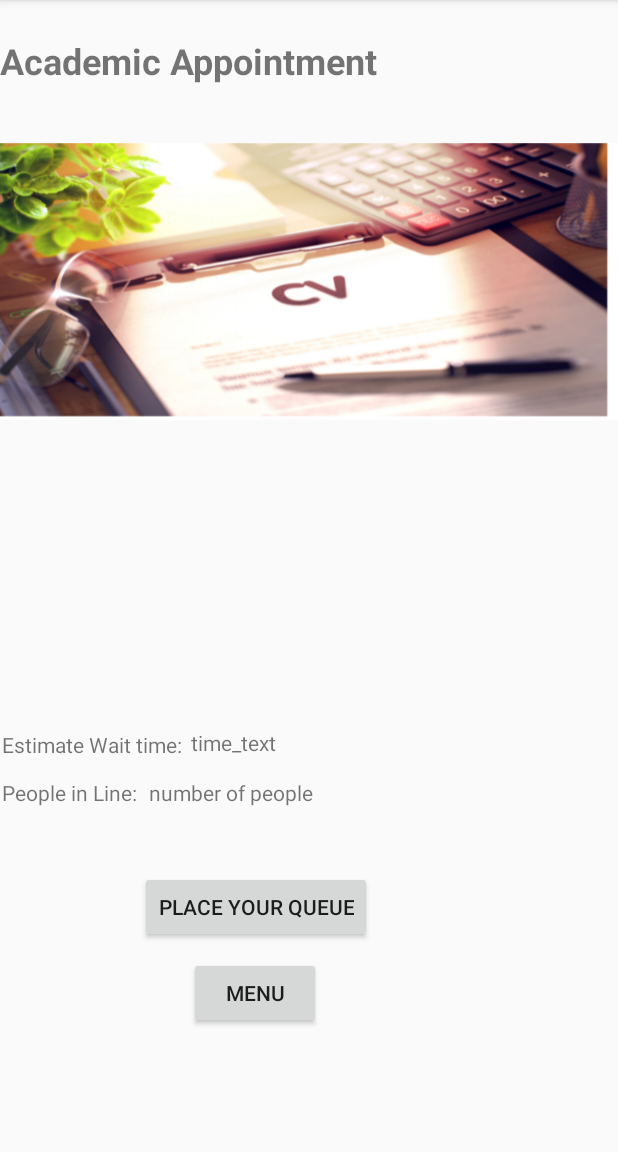
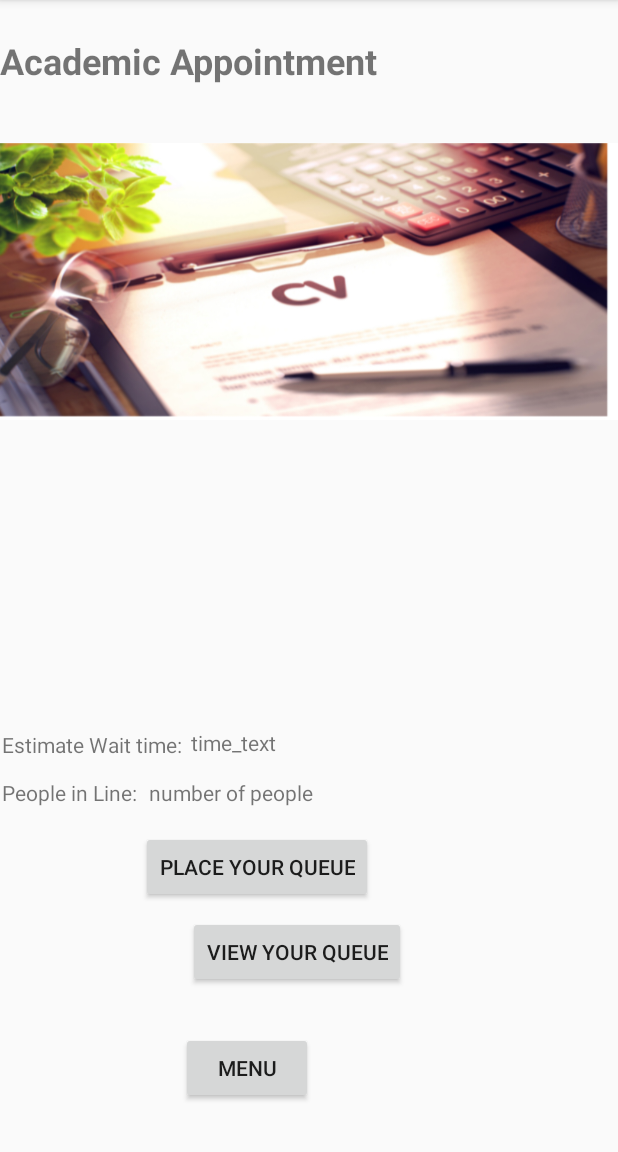
Before and after one commit to Mobile-Commerce-Technologies-2022/UOCampusApp, an Android app: the screen it shows after launch (Appointment before the commit, Q_Appointment after it), after a tap on "APPOINTMENT", on a phone screen of 412 x 824 dp, the part 84-1236 px from its top. Run offline under Robolectric (Android 15) with nearby library versions, the phone set to English and light mode, and no system bars.

```diff
--- a/app/src/main/AndroidManifest.xml
+++ b/app/src/main/AndroidManifest.xml
@@ -10,7 +10,10 @@
         android:supportsRtl="true"
         android:theme="@style/Theme.UOCampus">
         <activity
-            android:name=".activity.Appointment"
+            android:name=".activity.Q_view.Q_Userlist"
+            android:exported="false" />
+        <activity
+            android:name=".activity.Q_view.Q_Appointment"
             android:exported="false" />
         <activity
             android:name=".activity.Forum"
--- a/app/src/main/java/com/example/uocampus/activity/Appointment.java
+++ /dev/null
@@ -1,33 +0,0 @@
-package com.example.uocampus.activity;
-
-import androidx.appcompat.app.AppCompatActivity;
-
-import android.os.Bundle;
-import android.view.View;
-import android.widget.Button;
-
-import com.example.uocampus.R;
-
-public class Appointment extends AppCompatActivity {
-    private Button queue,menu;
-
-
-    @Override
-    protected void onCreate(Bundle savedInstanceState) {
-        super.onCreate(savedInstanceState);
-        setContentView(R.layout.activity_appointment);
-
-          queue = findViewById(R.id.queue);
-        queue.setOnClickListener(new View.OnClickListener() {
-            @Override
-            public void onClick(View view) {
-                openDialog();
-            }
-        });
-    }
-
-    private void openDialog() {
-        UserInfo_setup userInfo_setup = new UserInfo_setup();
-        userInfo_setup.show(getSupportFragmentManager(),"userInfo_setup");
-    }
-}
--- a/app/src/main/java/com/example/uocampus/activity/MainActivity.java
+++ b/app/src/main/java/com/example/uocampus/activity/MainActivity.java
@@ -9,6 +9,7 @@ import android.widget.Button;
 
 import com.example.uocampus.Forum;
 import com.example.uocampus.R;
+import com.example.uocampus.activity.Q_view.Q_Appointment;
 
 public class MainActivity extends AppCompatActivity {
     Button btnForum, btnAppointment,btnMap;
@@ -32,7 +33,7 @@ public class MainActivity extends AppCompatActivity {
 
             @Override
             public void onClick(View view) {
-                Intent intent = new Intent(MainActivity.this, Appointment.class);
+                Intent intent = new Intent(MainActivity.this, Q_Appointment.class);
                 startActivity(intent);
             }
         });
--- /dev/null
+++ b/app/src/main/java/com/example/uocampus/activity/Q_view/Q_Appointment.java
@@ -0,0 +1,56 @@
+package com.example.uocampus.activity.Q_view;
+
+import androidx.appcompat.app.AppCompatActivity;
+
+import android.os.Bundle;
+import android.util.Log;
+import android.view.View;
+import android.widget.Button;
+import android.widget.Toast;
+
+import com.example.uocampus.R;
+import com.example.uocampus.model.DBHelper;
+
+public class Q_Appointment extends AppCompatActivity implements Q_UserInfo_setup.DialogListener {
+    private static final String TAG = "" ;
+    private Button queue,menu,viewbtn;
+    DBHelper DB;
+
+
+    @Override
+    protected void onCreate(Bundle savedInstanceState) {
+        super.onCreate(savedInstanceState);
+        setContentView(R.layout.activity_appointment);
+        DB = new DBHelper(this);
+          queue = findViewById(R.id.queue);
+        viewbtn = findViewById(R.id.view);
+        queue.setOnClickListener(new View.OnClickListener() {
+            @Override
+            public void onClick(View view) {
+                openDialog();
+            }
+        });
+
+
+    }
+
+    private void openDialog() {
+        Q_UserInfo_setup userInfo_setup = new Q_UserInfo_setup();
+        userInfo_setup.show(getSupportFragmentManager(),"userInfo_setup");
+    }
+
+    @Override
+    public void applyTexts(String name, String phone, String sid) {
+        if(name!=null&phone!=null&sid!=null) {
+            Boolean checkinsertdata = DB.insertuserdata(name, phone, sid);
+            if (checkinsertdata == true) {
+                Toast.makeText(Q_Appointment.this,"You are in Queue",Toast.LENGTH_SHORT).show();
+                Log.d(TAG, " get data");
+            } else {
+                Log.d(TAG, "didnt get data");
+                Toast.makeText(Q_Appointment.this,"You are not in Queue",Toast.LENGTH_SHORT).show();
+
+            }
+        }
+    }
+}
--- a/app/src/main/res/layout/activity_appointment.xml
+++ b/app/src/main/res/layout/activity_appointment.xml
@@ -4,7 +4,7 @@
     xmlns:tools="http://schemas.android.com/tools"
     android:layout_width="match_parent"
     android:layout_height="match_parent"
-    tools:context=".activity.Appointment">
+    tools:context=".activity.Q_view.Q_Appointment">
 
     <TextView
         android:id="@+id/title_appointment"
@@ -80,8 +80,8 @@
         android:layout_alignParentEnd="true"
         android:layout_alignParentBottom="true"
         android:layout_centerHorizontal="true"
-        android:layout_marginEnd="164dp"
-        android:layout_marginBottom="139dp"
+        android:layout_marginEnd="163dp"
+        android:layout_marginBottom="166dp"
         android:text="Place your Queue" />
 
     <Button
@@ -91,8 +91,18 @@
         android:layout_alignParentEnd="true"
         android:layout_alignParentBottom="true"
         android:layout_centerHorizontal="true"
-        android:layout_marginEnd="198dp"
-        android:layout_marginBottom="82dp"
+        android:layout_marginEnd="203dp"
+        android:layout_marginBottom="32dp"
         android:text="Menu" />
 
+    <Button
+        android:id="@+id/view"
+        android:layout_width="wrap_content"
+        android:layout_height="wrap_content"
+        android:layout_alignParentStart="true"
+        android:layout_alignParentBottom="true"
+        android:layout_marginStart="125dp"
+        android:layout_marginBottom="109dp"
+        android:text="View your Queue" />
+
 </RelativeLayout>
```
Also changed, not shown: app/src/main/java/com/example/uocampus/activity/Q_view/Q_UserInfo_setup.java (renamed from app/src/main/java/com/example/uocampus/activity/UserInfo_setup.java, +29 -6 lines), app/src/main/java/com/example/uocampus/activity/Q_view/Q_Userlist.java (added, +14 -0 lines), app/src/main/java/com/example/uocampus/model/DBHelper.java (added, +46 -0 lines), app/src/main/java/com/example/uocampus/model/Userinformation.java (+1 -9 lines), app/src/main/res/layout/activity_quserlist.xml (added, +9 -0 lines).
